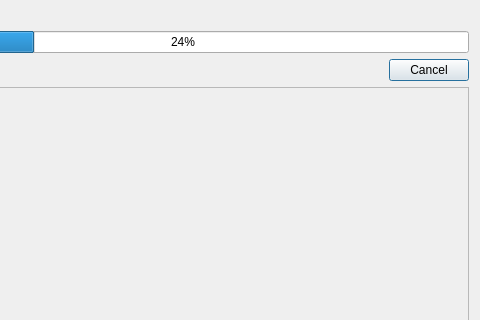
This is ui/progress.ui in ngld/old-knossos as Qt 5 draws it before an edit; both pictures show x 114 to 594 and y 0 to 320 of the 594 by 443 pixel window. The edited form follows.
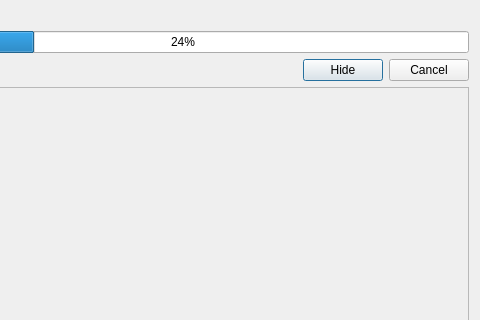
This is the edited form.

What changed in the file:
```diff
--- a/ui/progress.ui
+++ b/ui/progress.ui
@@ -56,6 +56,13 @@
        </property>
       </spacer>
      </item>
+     <item>
+      <widget class="QPushButton" name="hideButton">
+       <property name="text">
+        <string>Hide</string>
+       </property>
+      </widget>
+     </item>
      <item>
       <widget class="QPushButton" name="abortButton">
        <property name="text">
```
